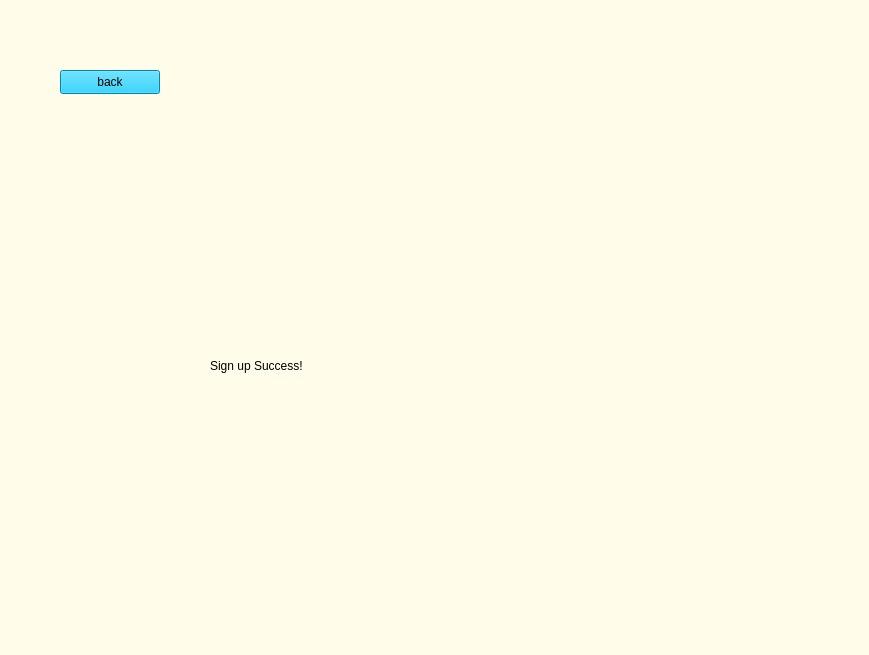
Qt form quizapp/quizapp.ui (hamza-56tomato/aazmaish-quizapp) before a commit.
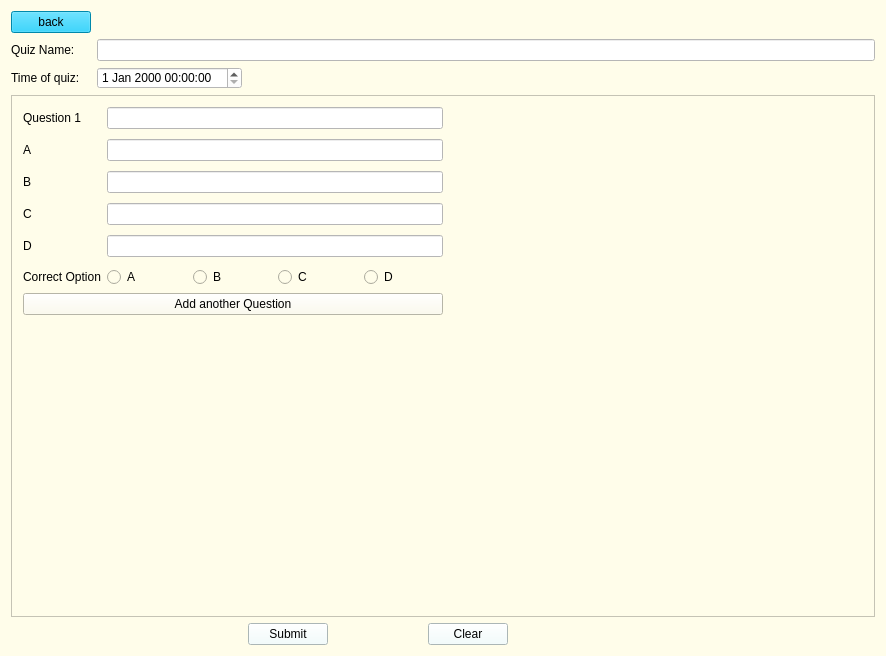
The same form after that commit.

Commit message: added teacherportal create quiz

What changed in the file:
```diff
--- a/quizapp/quizapp.ui
+++ b/quizapp/quizapp.ui
@@ -6,8 +6,8 @@
    <rect>
     <x>0</x>
     <y>0</y>
-    <width>869</width>
-    <height>655</height>
+    <width>886</width>
+    <height>656</height>
    </rect>
   </property>
   <property name="windowTitle">
@@ -46,7 +46,7 @@
        <string notr="true">background: rgb(255, 253, 234);</string>
       </property>
       <property name="currentIndex">
-       <number>3</number>
+       <number>4</number>
       </property>
       <widget class="QWidget" name="welcomePage">
        <property name="layoutDirection">
@@ -195,6 +195,595 @@
         </item>
        </layout>
       </widget>
+      <widget class="QWidget" name="studentPortal">
+       <widget class="QLabel" name="label_12">
+        <property name="geometry">
+         <rect>
+          <x>100</x>
+          <y>30</y>
+          <width>691</width>
+          <height>521</height>
+         </rect>
+        </property>
+        <property name="text">
+         <string>Student portal</string>
+        </property>
+       </widget>
+      </widget>
+      <widget class="QWidget" name="teacherCodePage">
+       <layout class="QGridLayout" name="gridLayout_3">
+        <item row="0" column="1">
+         <spacer name="verticalSpacer_15">
+          <property name="orientation">
+           <enum>Qt::Orientation::Vertical</enum>
+          </property>
+          <property name="sizeHint" stdset="0">
+           <size>
+            <width>20</width>
+            <height>40</height>
+           </size>
+          </property>
+         </spacer>
+        </item>
+        <item row="1" column="1">
+         <widget class="QLabel" name="label_10">
+          <property name="text">
+           <string>&lt;html&gt;&lt;head/&gt;&lt;body&gt;&lt;p align=&quot;center&quot;&gt;&lt;span style=&quot; font-size:26pt;&quot;&gt;Enter Teacher code to verify you are a teacher&lt;/span&gt;&lt;/p&gt;&lt;/body&gt;&lt;/html&gt;</string>
+          </property>
+         </widget>
+        </item>
+        <item row="2" column="1">
+         <spacer name="verticalSpacer_14">
+          <property name="orientation">
+           <enum>Qt::Orientation::Vertical</enum>
+          </property>
+          <property name="sizeType">
+           <enum>QSizePolicy::Policy::Fixed</enum>
+          </property>
+          <property name="sizeHint" stdset="0">
+           <size>
+            <width>20</width>
+            <height>40</height>
+           </size>
+          </property>
+         </spacer>
+        </item>
+        <item row="3" column="1">
+         <layout class="QGridLayout" name="gridLayout_7">
+          <item row="1" column="0">
+           <widget class="QLineEdit" name="teacher_code_input">
+            <property name="maximumSize">
+             <size>
+              <width>100</width>
+              <height>16777215</height>
+             </size>
+            </property>
+            <property name="styleSheet">
+             <string notr="true">background: white;</string>
+            </property>
+           </widget>
+          </item>
+          <item row="3" column="0">
+           <widget class="QPushButton" name="teacher_code_btn">
+            <property name="maximumSize">
+             <size>
+              <width>100</width>
+              <height>16777215</height>
+             </size>
+            </property>
+            <property name="styleSheet">
+             <string notr="true">background: azure;</string>
+            </property>
+            <property name="text">
+             <string>Enter</string>
+            </property>
+           </widget>
+          </item>
+          <item row="2" column="0">
+           <spacer name="verticalSpacer_17">
+            <property name="orientation">
+             <enum>Qt::Orientation::Vertical</enum>
+            </property>
+            <property name="sizeType">
+             <enum>QSizePolicy::Policy::Preferred</enum>
+            </property>
+            <property name="sizeHint" stdset="0">
+             <size>
+              <width>20</width>
+              <height>20</height>
+             </size>
+            </property>
+           </spacer>
+          </item>
+         </layout>
+        </item>
+        <item row="5" column="1">
+         <spacer name="verticalSpacer_16">
+          <property name="orientation">
+           <enum>Qt::Orientation::Vertical</enum>
+          </property>
+          <property name="sizeHint" stdset="0">
+           <size>
+            <width>20</width>
+            <height>40</height>
+           </size>
+          </property>
+         </spacer>
+        </item>
+        <item row="3" column="0">
+         <spacer name="horizontalSpacer_8">
+          <property name="orientation">
+           <enum>Qt::Orientation::Horizontal</enum>
+          </property>
+          <property name="sizeHint" stdset="0">
+           <size>
+            <width>500</width>
+            <height>20</height>
+           </size>
+          </property>
+         </spacer>
+        </item>
+        <item row="3" column="2">
+         <spacer name="horizontalSpacer_10">
+          <property name="orientation">
+           <enum>Qt::Orientation::Horizontal</enum>
+          </property>
+          <property name="sizeHint" stdset="0">
+           <size>
+            <width>500</width>
+            <height>20</height>
+           </size>
+          </property>
+         </spacer>
+        </item>
+       </layout>
+      </widget>
+      <widget class="QWidget" name="teacherPortal">
+       <layout class="QGridLayout" name="gridLayout_10">
+        <item row="3" column="1">
+         <spacer name="verticalSpacer_18">
+          <property name="orientation">
+           <enum>Qt::Orientation::Vertical</enum>
+          </property>
+          <property name="sizeType">
+           <enum>QSizePolicy::Policy::MinimumExpanding</enum>
+          </property>
+          <property name="sizeHint" stdset="0">
+           <size>
+            <width>20</width>
+            <height>40</height>
+           </size>
+          </property>
+         </spacer>
+        </item>
+        <item row="4" column="0">
+         <spacer name="horizontalSpacer_3">
+          <property name="orientation">
+           <enum>Qt::Orientation::Horizontal</enum>
+          </property>
+          <property name="sizeType">
+           <enum>QSizePolicy::Policy::Preferred</enum>
+          </property>
+          <property name="sizeHint" stdset="0">
+           <size>
+            <width>40</width>
+            <height>20</height>
+           </size>
+          </property>
+         </spacer>
+        </item>
+        <item row="4" column="2">
+         <spacer name="horizontalSpacer_11">
+          <property name="orientation">
+           <enum>Qt::Orientation::Horizontal</enum>
+          </property>
+          <property name="sizeType">
+           <enum>QSizePolicy::Policy::Preferred</enum>
+          </property>
+          <property name="sizeHint" stdset="0">
+           <size>
+            <width>40</width>
+            <height>20</height>
+           </size>
+          </property>
+         </spacer>
+        </item>
+        <item row="5" column="1">
+         <spacer name="verticalSpacer_19">
+          <property name="orientation">
+           <enum>Qt::Orientation::Vertical</enum>
+          </property>
+          <property name="sizeType">
+           <enum>QSizePolicy::Policy::MinimumExpanding</enum>
+          </property>
+          <property name="sizeHint" stdset="0">
+           <size>
+            <width>20</width>
+            <height>40</height>
+           </size>
+          </property>
+         </spacer>
+        </item>
+        <item row="0" column="0">
+         <widget class="QLabel" name="label_11">
+          <property name="text">
+           <string>&lt;html&gt;&lt;head/&gt;&lt;body&gt;&lt;p&gt;&lt;span style=&quot; font-size:26pt;font-family:pristina;&quot;&gt;Aazmaish &lt;/span&gt;&lt;span style=&quot; font-size:16pt;&quot;&gt;Teacher Portal&lt;/span&gt;&lt;/p&gt;&lt;/body&gt;&lt;/html&gt;</string>
+          </property>
+         </widget>
+        </item>
+        <item row="4" column="1">
+         <layout class="QVBoxLayout" name="verticalLayout_3" stretch="0,0">
+          <property name="spacing">
+           <number>20</number>
+          </property>
+          <item>
+           <layout class="QGridLayout" name="gridLayout_9">
+            <property name="horizontalSpacing">
+             <number>20</number>
+            </property>
+            <item row="0" column="0">
+             <widget class="QPushButton" name="create_quiz_btn">
+              <property name="sizePolicy">
+               <sizepolicy hsizetype="Preferred" vsizetype="Expanding">
+                <horstretch>0</horstretch>
+                <verstretch>0</verstretch>
+               </sizepolicy>
+              </property>
+              <property name="styleSheet">
+               <string notr="true">background: azure;</string>
+              </property>
+              <property name="text">
+               <string>Create a quiz</string>
+              </property>
+             </widget>
+            </item>
+            <item row="0" column="1">
+             <widget class="QPushButton" name="edit_quiz_btn">
+              <property name="sizePolicy">
+               <sizepolicy hsizetype="Minimum" vsizetype="Expanding">
+                <horstretch>0</horstretch>
+                <verstretch>0</verstretch>
+               </sizepolicy>
+              </property>
+              <property name="styleSheet">
+               <string notr="true">background: azure;</string>
+              </property>
+              <property name="text">
+               <string>Edit quiz</string>
+              </property>
+             </widget>
+            </item>
+           </layout>
+          </item>
+          <item>
+           <widget class="QPushButton" name="view_marks_btn">
+            <property name="sizePolicy">
+             <sizepolicy hsizetype="Minimum" vsizetype="MinimumExpanding">
+              <horstretch>0</horstretch>
+              <verstretch>0</verstretch>
+             </sizepolicy>
+            </property>
+            <property name="styleSheet">
+             <string notr="true">background: azure;</string>
+            </property>
+            <property name="text">
+             <string>View marks</string>
+            </property>
+           </widget>
+          </item>
+         </layout>
+        </item>
+        <item row="2" column="0">
+         <widget class="QPushButton" name="signOut_btn">
+          <property name="maximumSize">
+           <size>
+            <width>100</width>
+            <height>16777215</height>
+           </size>
+          </property>
+          <property name="styleSheet">
+           <string notr="true">background: #00beef;
+</string>
+          </property>
+          <property name="text">
+           <string>Sign Out</string>
+          </property>
+         </widget>
+        </item>
+       </layout>
+      </widget>
+      <widget class="QWidget" name="createQuizPage">
+       <layout class="QGridLayout" name="gridLayout_14">
+        <item row="4" column="0" colspan="2">
+         <spacer name="horizontalSpacer_12">
+          <property name="orientation">
+           <enum>Qt::Orientation::Horizontal</enum>
+          </property>
+          <property name="sizeHint" stdset="0">
+           <size>
+            <width>40</width>
+            <height>20</height>
+           </size>
+          </property>
+         </spacer>
+        </item>
+        <item row="1" column="0">
+         <widget class="QLabel" name="label_20">
+          <property name="text">
+           <string>Quiz Name:</string>
+          </property>
+         </widget>
+        </item>
+        <item row="1" column="1" colspan="4">
+         <widget class="QLineEdit" name="quiz_name_input">
+          <property name="styleSheet">
+           <string notr="true">background: white;</string>
+          </property>
+         </widget>
+        </item>
+        <item row="2" column="1">
+         <widget class="QDateTimeEdit" name="quiz_time_input">
+          <property name="styleSheet">
+           <string notr="true">background: white;</string>
+          </property>
+         </widget>
+        </item>
+        <item row="3" column="0" colspan="5">
+         <widget class="QScrollArea" name="scrollArea">
+          <property name="widgetResizable">
+           <bool>true</bool>
+          </property>
+          <widget class="QWidget" name="scrollAreaWidgetContents">
+           <property name="geometry">
+            <rect>
+             <x>0</x>
+             <y>0</y>
+             <width>866</width>
+             <height>521</height>
+            </rect>
+           </property>
+           <layout class="QGridLayout" name="gridLayout_11">
+            <item row="2" column="0">
+             <spacer name="verticalSpacer_20">
+              <property name="orientation">
+               <enum>Qt::Orientation::Vertical</enum>
+              </property>
+              <property name="sizeHint" stdset="0">
+               <size>
+                <width>20</width>
+                <height>40</height>
+               </size>
+              </property>
+             </spacer>
+            </item>
+            <item row="1" column="0">
+             <widget class="QPushButton" name="add_question_btn">
+              <property name="text">
+               <string>Add another Question</string>
+              </property>
+             </widget>
+            </item>
+            <item row="0" column="0">
+             <layout class="QVBoxLayout" name="questions_layout">
+              <property name="spacing">
+               <number>20</number>
+              </property>
+              <item>
+               <layout class="QGridLayout" name="gridLayout_13">
+                <property name="verticalSpacing">
+                 <number>10</number>
+                </property>
+                <item row="4" column="2">
+                 <widget class="QLineEdit" name="c_input">
+                  <property name="styleSheet">
+                   <string notr="true">background: white;</string>
+                  </property>
+                 </widget>
+                </item>
+                <item row="2" column="2">
+                 <widget class="QLineEdit" name="a_input">
+                  <property name="styleSheet">
+                   <string notr="true">background: white;</string>
+                  </property>
+                 </widget>
+                </item>
+                <item row="0" column="2">
+                 <widget class="QLineEdit" name="question1_input">
+                  <property name="styleSheet">
+                   <string notr="true">background:white;
+</string>
+                  </property>
+                 </widget>
+                </item>
+                <item row="6" column="2">
+                 <layout class="QHBoxLayout" name="horizontalLayout">
+                  <item>
+                   <widget class="QRadioButton" name="a_radio">
+                    <property name="text">
+                     <string>A</string>
+                    </property>
+                   </widget>
+                  </item>
+                  <item>
+                   <widget class="QRadioButton" name="b_radio">
+                    <property name="text">
+                     <string>B</string>
+                    </property>
+                   </widget>
+                  </item>
+                  <item>
+                   <widget class="QRadioButton" name="c_radio">
+                    <property name="text">
+                     <string>C</string>
+                    </property>
+                   </widget>
+                  </item>
+                  <item>
+                   <widget class="QRadioButton" name="d_radio">
+                    <property name="text">
+                     <string>D</string>
+                    </property>
+                   </widget>
+                  </item>
+                 </layout>
+                </item>
+                <item row="0" column="0">
+                 <widget class="QLabel" name="label_13">
+                  <property name="text">
+                   <string>Question 1</string>
+                  </property>
+                 </widget>
+                </item>
+                <item row="5" column="2">
+                 <widget class="QLineEdit" name="d_input">
+                  <property name="styleSheet">
+                   <string notr="true">background: white;</string>
+                  </property>
+                 </widget>
+                </item>
+                <item row="3" column="2">
+                 <widget class="QLineEdit" name="b_input">
+                  <property name="styleSheet">
+                   <string notr="true">background: white;
+</string>
+                  </property>
+                 </widget>
+                </item>
+                <item row="6" column="0">
+                 <widget class="QLabel" name="label_18">
+                  <property name="text">
+                   <string>Correct Option</string>
+                  </property>
+                 </widget>
+                </item>
+                <item row="5" column="0">
+                 <widget class="QLabel" name="label_17">
+                  <property name="text">
+                   <string>D</string>
+                  </property>
+                 </widget>
+                </item>
+                <item row="4" column="0">
+                 <widget class="QLabel" name="label_16">
+                  <property name="text">
+                   <string>C</string>
+                  </property>
+                 </widget>
+                </item>
+                <item row="3" column="0">
+                 <widget class="QLabel" name="label_15">
+                  <property name="text">
+                   <string>B</string>
+                  </property>
+                 </widget>
+                </item>
+                <item row="2" column="0">
+                 <widget class="QLabel" name="label_14">
+                  <property name="text">
+                   <string>A</string>
+                  </property>
+                 </widget>
+                </item>
+               </layout>
+              </item>
+             </layout>
+            </item>
+            <item row="1" column="1">
+             <spacer name="horizontalSpacer_15">
+              <property name="orientation">
+               <enum>Qt::Orientation::Horizontal</enum>
+              </property>
+              <property name="sizeHint" stdset="0">
+               <size>
+                <width>40</width>
+                <height>20</height>
+               </size>
+              </property>
+             </spacer>
+            </item>
+           </layout>
+          </widget>
+         </widget>
+        </item>
+        <item row="0" column="0">
+         <widget class="QPushButton" name="create_quiz_back_btn">
+          <property name="maximumSize">
+           <size>
+            <width>100</width>
+            <height>16777215</height>
+           </size>
+          </property>
+          <property name="styleSheet">
+           <string notr="true">background: #00beef;
+</string>
+          </property>
+          <property name="text">
+           <string>back</string>
+          </property>
+         </widget>
+        </item>
+        <item row="0" column="4">
+         <spacer name="horizontalSpacer_14">
+          <property name="orientation">
+           <enum>Qt::Orientation::Horizontal</enum>
+          </property>
+          <property name="sizeHint" stdset="0">
+           <size>
+            <width>382</width>
+            <height>20</height>
+           </size>
+          </property>
+         </spacer>
+        </item>
+        <item row="2" column="0">
+         <widget class="QLabel" name="label_21">
+          <property name="text">
+           <string>Time of quiz:</string>
+          </property>
+         </widget>
+        </item>
+        <item row="4" column="4">
+         <spacer name="horizontalSpacer_13">
+          <property name="orientation">
+           <enum>Qt::Orientation::Horizontal</enum>
+          </property>
+          <property name="sizeHint" stdset="0">
+           <size>
+            <width>40</width>
+            <height>20</height>
+           </size>
+          </property>
+         </spacer>
+        </item>
+        <item row="4" column="2">
+         <layout class="QHBoxLayout" name="horizontalLayout_3">
+          <property name="spacing">
+           <number>100</number>
+          </property>
+          <item>
+           <widget class="QPushButton" name="submit_quiz_btn">
+            <property name="styleSheet">
+             <string notr="true">background: azure;</string>
+            </property>
+            <property name="text">
+             <string>Submit</string>
+            </property>
+           </widget>
+          </item>
+          <item>
+           <widget class="QPushButton" name="clear_quiz_inputs_btn">
+            <property name="styleSheet">
+             <string notr="true">background: azure;</string>
+            </property>
+            <property name="text">
+             <string>Clear</string>
+            </property>
+           </widget>
+          </item>
+         </layout>
+        </item>
+       </layout>
+      </widget>
       <widget class="QWidget" name="loginPage">
        <property name="styleSheet">
         <string notr="true"/>
@@ -584,44 +1173,6 @@
         </item>
        </layout>
       </widget>
-      <widget class="QWidget" name="signupSuccess">
-       <widget class="QLabel" name="status">
-        <property name="geometry">
-         <rect>
-          <x>210</x>
-          <y>150</y>
-          <width>581</width>
-          <height>431</height>
-         </rect>
-        </property>
-        <property name="text">
-         <string>Sign up Success!</string>
-        </property>
-       </widget>
-       <widget class="QPushButton" name="signup_success_back_btn">
-        <property name="geometry">
-         <rect>
-          <x>60</x>
-          <y>70</y>
-          <width>100</width>
-          <height>24</height>
-         </rect>
-        </property>
-        <property name="maximumSize">
-         <size>
-          <width>100</width>
-          <height>16777215</height>
-         </size>
-        </property>
-        <property name="styleSheet">
-         <string notr="true">background: #00beef;
-</string>
-        </property>
-        <property name="text">
-         <string>back</string>
-        </property>
-       </widget>
-      </widget>
      </widget>
     </item>
    </layout>
```
Left out of the diff: 31 changed lines with no effect on the pictures. The commit also changes 12 other files.
